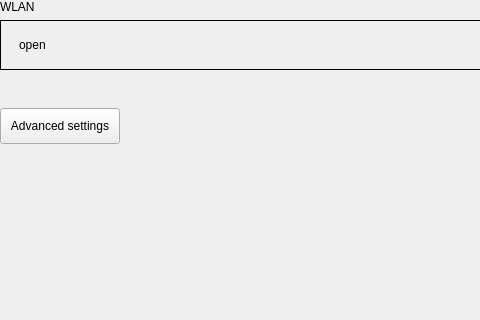
First picture: the form in plugins/network/wlanconnect/wlanconnect.ui, repository ukui/ukui-control-center, before the edit; both pictures show x 0 to 480 and y 0 to 320 of the 885 by 716 pixel window.
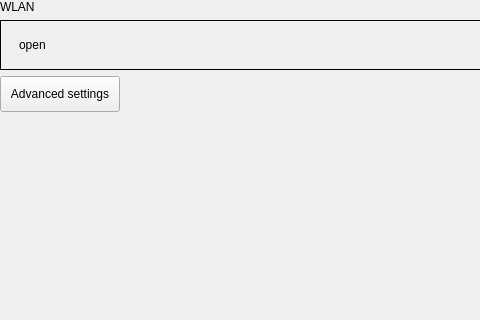
Second picture: the form after the edit. Custom widgets are drawn as their Qt base class.

```diff
--- a/plugins/network/wlanconnect/wlanconnect.ui
+++ b/plugins/network/wlanconnect/wlanconnect.ui
@@ -13,7 +13,7 @@
   <property name="windowTitle">
    <string>WlanConnect</string>
   </property>
-  <layout class="QVBoxLayout" name="verticalLayout_3" stretch="0,0,0,0,0">
+  <layout class="QVBoxLayout" name="verticalLayout_3" stretch="0,0,0,0">
    <property name="leftMargin">
     <number>0</number>
    </property>
@@ -115,22 +115,6 @@
      </item>
     </layout>
    </item>
-   <item>
-    <spacer name="verticalSpacer">
-     <property name="orientation">
-      <enum>Qt::Vertical</enum>
-     </property>
-     <property name="sizeType">
-      <enum>QSizePolicy::Fixed</enum>
-     </property>
-     <property name="sizeHint" stdset="0">
-      <size>
-       <width>20</width>
-       <height>32</height>
-      </size>
-     </property>
-    </spacer>
-   </item>
    <item>
     <layout class="QVBoxLayout" name="verticalLayout_4">
      <item>
```
